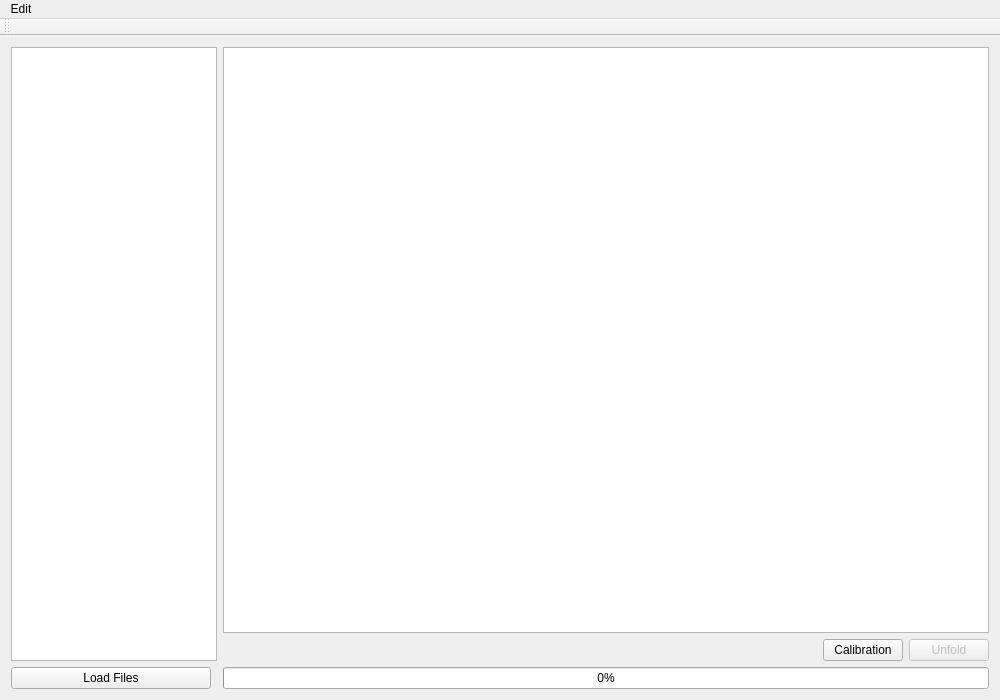
Old version of the form Qt/GUI/ConsoleUnfoldingGUI/mainwindow.ui in the repository LHulk/Bachelorarbeit.
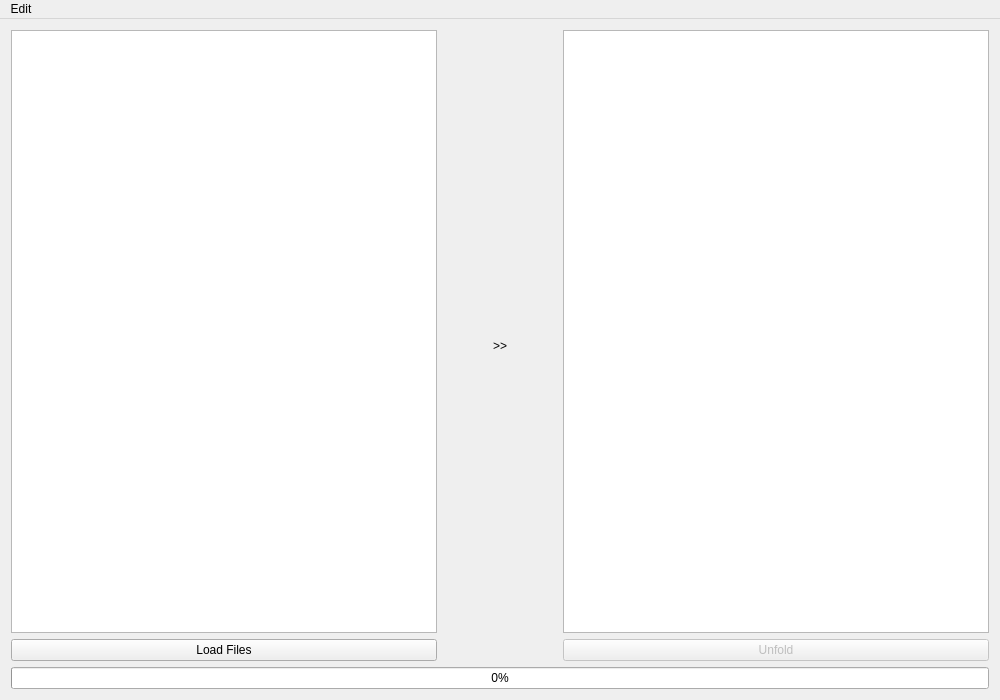
New version of the form.

Diff of the .ui file:
```diff
--- a/Qt/GUI/ConsoleUnfoldingGUI/mainwindow.ui
+++ b/Qt/GUI/ConsoleUnfoldingGUI/mainwindow.ui
@@ -35,17 +35,41 @@
    <layout class="QHBoxLayout" name="horizontalLayout_2">
     <item>
      <layout class="QVBoxLayout" name="verticalLayout">
-      <property name="sizeConstraint">
-       <enum>QLayout::SetFixedSize</enum>
+      <property name="rightMargin">
+       <number>0</number>
+      </property>
+      <item>
+       <layout class="QHBoxLayout" name="horizontalLayout_3">
+        <property name="rightMargin">
+         <number>0</number>
+        </property>
+        <item>
+         <layout class="QVBoxLayout" name="verticalLayout_3">
+          <property name="topMargin">
+           <number>0</number>
+          </property>
+          <property name="rightMargin">
+           <number>0</number>
       </property>
       <item>
        <widget class="QListView" name="listViewFiles"/>
       </item>
       <item>
+           <layout class="QHBoxLayout" name="horizontalLayout_4">
+            <property name="topMargin">
+             <number>0</number>
+            </property>
+            <item>
        <widget class="QPushButton" name="ButtonLoadFiles">
+              <property name="sizePolicy">
+               <sizepolicy hsizetype="Minimum" vsizetype="Fixed">
+                <horstretch>0</horstretch>
+                <verstretch>0</verstretch>
+               </sizepolicy>
+              </property>
         <property name="maximumSize">
          <size>
-          <width>200</width>
+                <width>16777215</width>
           <height>16777215</height>
          </size>
         </property>
@@ -56,19 +80,31 @@
       </item>
      </layout>
     </item>
+         </layout>
+        </item>
     <item>
-     <layout class="QVBoxLayout" name="verticalLayout_2">
-      <property name="rightMargin">
-       <number>0</number>
-      </property>
-      <item>
-       <widget class="QGraphicsView" name="viewUnfold"/>
+         <spacer name="horizontalSpacer_2">
+          <property name="orientation">
+           <enum>Qt::Horizontal</enum>
+          </property>
+          <property name="sizeType">
+           <enum>QSizePolicy::Fixed</enum>
+          </property>
+          <property name="sizeHint" stdset="0">
+           <size>
+            <width>50</width>
+            <height>20</height>
+           </size>
+          </property>
+         </spacer>
       </item>
       <item>
-       <layout class="QHBoxLayout" name="horizontalLayout_4">
-        <property name="topMargin">
-         <number>0</number>
-        </property>
+         <widget class="QLabel" name="label">
+          <property name="text">
+           <string>&gt;&gt;</string>
+          </property>
+         </widget>
+        </item>
         <item>
          <spacer name="horizontalSpacer">
           <property name="orientation">
@@ -79,19 +115,25 @@
           </property>
           <property name="sizeHint" stdset="0">
            <size>
-            <width>600</width>
+            <width>50</width>
             <height>20</height>
            </size>
           </property>
          </spacer>
         </item>
         <item>
-         <widget class="QPushButton" name="buttonCalibrationWizard">
-          <property name="text">
-           <string>Calibration</string>
+         <layout class="QVBoxLayout" name="verticalLayout_2">
+          <property name="rightMargin">
+           <number>0</number>
           </property>
-         </widget>
-        </item>
+          <item>
+           <widget class="QListView" name="listViewFilesOut"/>
+          </item>
+          <item>
+           <layout class="QHBoxLayout" name="horizontalLayout">
+            <property name="topMargin">
+             <number>0</number>
+            </property>
         <item>
          <widget class="QPushButton" name="buttonUnfold">
           <property name="enabled">
@@ -107,6 +149,10 @@
         </item>
        </layout>
       </item>
+         </layout>
+        </item>
+       </layout>
+      </item>
       <item>
        <widget class="QProgressBar" name="progressBar">
         <property name="value">
@@ -126,13 +172,6 @@
         </property>
        </widget>
       </item>
-      <item>
-       <layout class="QHBoxLayout" name="horizontalLayout_3">
-        <property name="topMargin">
-         <number>0</number>
-        </property>
-       </layout>
-      </item>
      </layout>
     </item>
    </layout>
@@ -160,14 +199,6 @@
    </widget>
    <addaction name="menuEdit"/>
   </widget>
-  <widget class="QToolBar" name="mainToolBar">
-   <attribute name="toolBarArea">
-    <enum>TopToolBarArea</enum>
-   </attribute>
-   <attribute name="toolBarBreak">
-    <bool>false</bool>
-   </attribute>
-  </widget>
   <action name="actionSettings">
    <property name="text">
     <string>Settings</string>
```
Left out of the diff: 12 changed lines with no effect on the pictures. Lines whose indentation alone changed are shown as unchanged.
